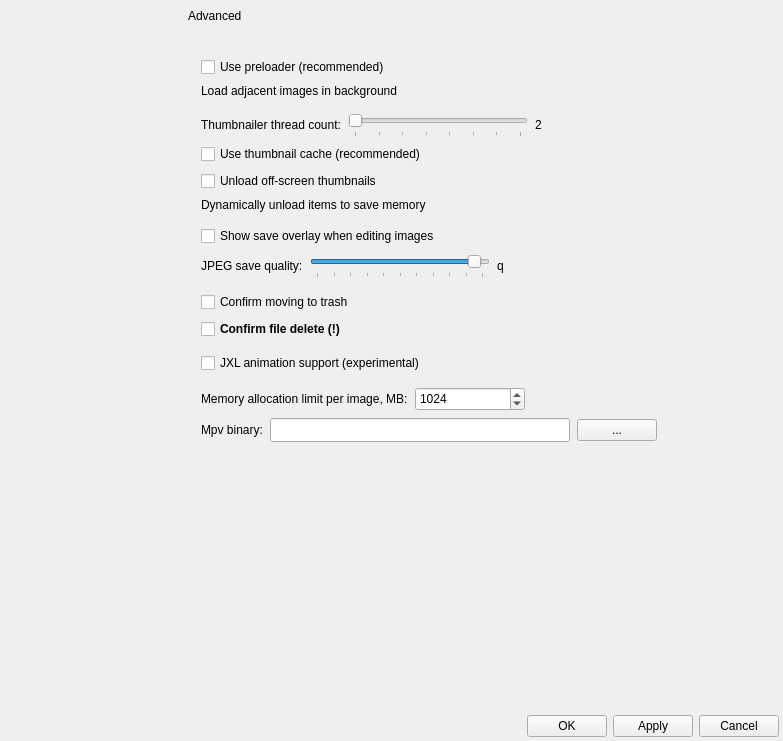
Old version of the form qimgv/gui/dialogs/settingsdialog.ui in the repository DropGuard/ImPulse.
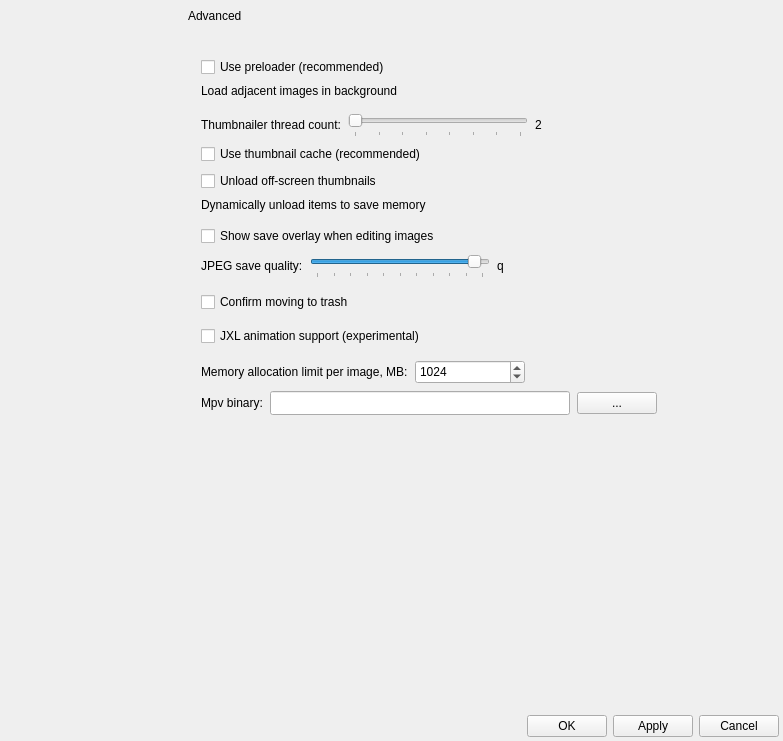
New version of the form. The open tabs and pages were chosen to show the change. Custom widgets are drawn as their Qt base class.

Commit message: permanent delete confirms unconditionally; confirmDelete retires

The edit to the form file:
```diff
--- a/qimgv/gui/dialogs/settingsdialog.ui
+++ b/qimgv/gui/dialogs/settingsdialog.ui
@@ -4577,18 +4577,6 @@
                     </property>
                    </widget>
                   </item>
-                  <item>
-                   <widget class="QCheckBox" name="confirmDeleteCheckBox">
-                    <property name="font">
-                     <font>
-                      <bold>true</bold>
-                     </font>
-                    </property>
-                    <property name="text">
-                     <string>Confirm file delete (!)</string>
-                    </property>
-                   </widget>
-                  </item>
                   <item>
                    <widget class="QWidget" name="widget_27" native="true">
                     <property name="accessibleName">
```
The commit also changes 6 other files.
